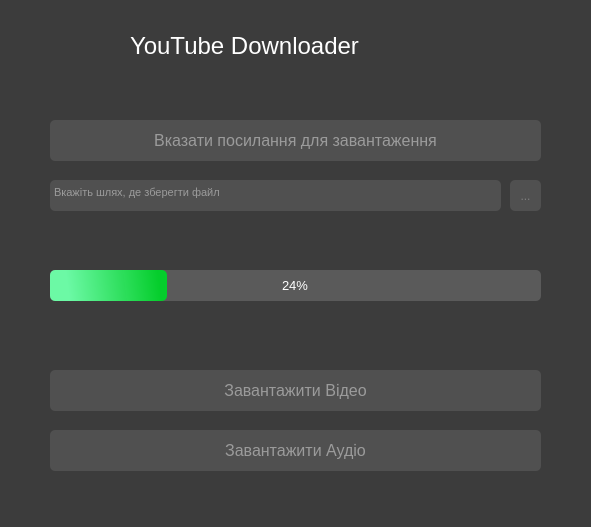
Before: the Qt Designer form youtube.ui in EugeneOregon/YTDownloader, drawn with Qt 5.
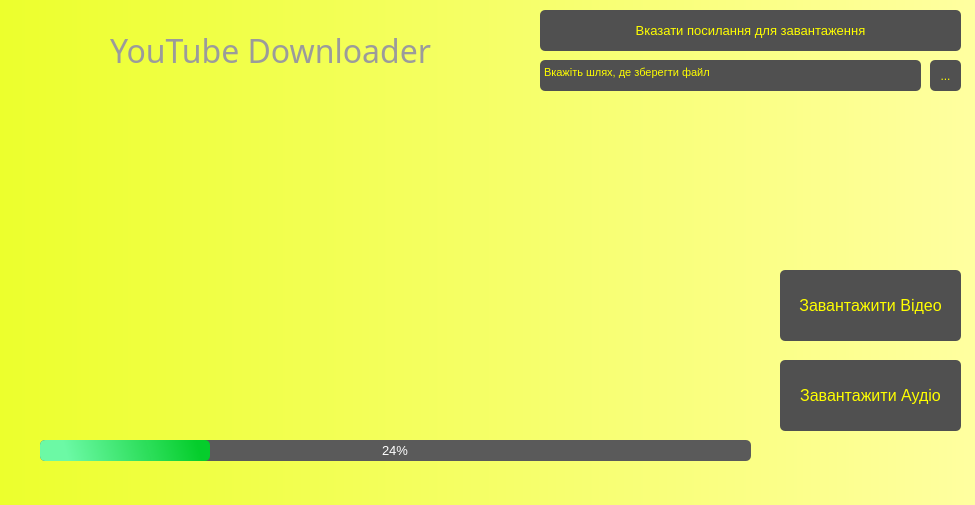
After: the same form once the commit is applied. Icons and pictures are not drawn.

```diff
--- a/youtube.ui
+++ b/youtube.ui
@@ -6,8 +6,8 @@
    <rect>
     <x>0</x>
     <y>0</y>
-    <width>591</width>
-    <height>527</height>
+    <width>975</width>
+    <height>505</height>
    </rect>
   </property>
   <property name="font">
@@ -29,7 +29,7 @@
    <bool>false</bool>
   </property>
   <property name="styleSheet">
-   <string notr="true">background-color: rgb(60, 60, 60);
+   <string notr="true">background-color: qlineargradient(spread:pad, x1:0, y1:0, x2:1, y2:0, stop:0 rgba(236, 255, 45, 255), stop:1 rgba(255, 255, 160, 255));
 color:  rgb(155, 155, 155);
 border-radius: 5%;
 font: 12pt &quot;MS Shell Dlg 2&quot;;</string>
@@ -41,8 +41,8 @@
    <widget class="QToolButton" name="placeHolderChoice">
     <property name="geometry">
      <rect>
-      <x>510</x>
-      <y>180</y>
+      <x>930</x>
+      <y>60</y>
       <width>31</width>
       <height>31</height>
      </rect>
@@ -53,7 +53,7 @@
     <property name="styleSheet">
      <string notr="true">QToolButton {
 	background-color: rgb(80, 80, 80);
-	color:  rgb(125, 125, 125);
+	color:  rgb(255, 255, 0);
 	border-radius: 5%;
 }
 
@@ -71,10 +71,10 @@
    <widget class="QPushButton" name="downloadAudio">
     <property name="geometry">
      <rect>
-      <x>50</x>
-      <y>430</y>
-      <width>491</width>
-      <height>41</height>
+      <x>780</x>
+      <y>360</y>
+      <width>181</width>
+      <height>71</height>
      </rect>
     </property>
     <property name="font">
@@ -93,7 +93,7 @@
      <string notr="true">QPushButton {
 	background-color: rgb(80, 80, 80);
 	font: 75 12pt &quot;MS Shell Dlg 2&quot;;
-	color:  rgb(155, 155, 155);
+	color:  rgb(255, 255, 0);
 	border-radius: 5%;
 }
 
@@ -115,10 +115,10 @@
     </property>
     <property name="geometry">
      <rect>
-      <x>50</x>
-      <y>370</y>
-      <width>491</width>
-      <height>41</height>
+      <x>780</x>
+      <y>270</y>
+      <width>181</width>
+      <height>71</height>
      </rect>
     </property>
     <property name="font">
@@ -140,7 +140,7 @@
      <string notr="true">QPushButton {
 	background-color: rgb(80, 80, 80);
 	font: 75 12pt &quot;MS Shell Dlg 2&quot;;
-	color:  rgb(155, 155, 155);
+	color:  rgb(255, 255, 0);
 	border-radius: 5%;
 }
 
@@ -159,18 +159,19 @@
    <widget class="QTextBrowser" name="placeHolder">
     <property name="geometry">
      <rect>
-      <x>50</x>
-      <y>180</y>
-      <width>451</width>
+      <x>540</x>
+      <y>60</y>
+      <width>381</width>
       <height>31</height>
      </rect>
     </property>
     <property name="styleSheet">
      <string notr="true">QTextBrowser {
 	background-color: rgb(80, 80, 80);
-	color:  rgb(155, 155, 155);
+	color:  rgb(255, 255, 0);
 	border-radius: 5%;
-	font: 10pt &quot;MS Shell Dlg 2&quot;;
+	font: 8pt &quot;MS Shell Dlg 2&quot;;
+	text-align: center;
 	padding-top: 2px;
 }
 
@@ -180,8 +181,8 @@
      <string>&lt;!DOCTYPE HTML PUBLIC &quot;-//W3C//DTD HTML 4.0//EN&quot; &quot;http://www.w3.org/TR/REC-html40/strict.dtd&quot;&gt;
 &lt;html&gt;&lt;head&gt;&lt;meta name=&quot;qrichtext&quot; content=&quot;1&quot; /&gt;&lt;style type=&quot;text/css&quot;&gt;
 p, li { white-space: pre-wrap; }
-&lt;/style&gt;&lt;/head&gt;&lt;body style=&quot; font-family:'MS Shell Dlg 2'; font-size:10pt; font-weight:400; font-style:normal;&quot;&gt;
-&lt;p style=&quot; margin-top:0px; margin-bottom:0px; margin-left:0px; margin-right:0px; -qt-block-indent:0; text-indent:0px;&quot;&gt;&lt;span style=&quot; font-size:8pt;&quot;&gt;Вкажіть шлях, де зберегти файл&lt;/span&gt;&lt;/p&gt;&lt;/body&gt;&lt;/html&gt;</string>
+&lt;/style&gt;&lt;/head&gt;&lt;body style=&quot; font-family:'MS Shell Dlg 2'; font-size:8pt; font-weight:400; font-style:normal;&quot;&gt;
+&lt;p style=&quot; margin-top:0px; margin-bottom:0px; margin-left:0px; margin-right:0px; -qt-block-indent:0; text-indent:0px;&quot;&gt;Вкажіть шлях, де зберегти файл&lt;/p&gt;&lt;/body&gt;&lt;/html&gt;</string>
     </property>
    </widget>
    <widget class="QPushButton" name="linkYouTube">
@@ -190,16 +191,16 @@
     </property>
     <property name="geometry">
      <rect>
-      <x>50</x>
-      <y>120</y>
-      <width>491</width>
+      <x>540</x>
+      <y>10</y>
+      <width>421</width>
       <height>41</height>
      </rect>
     </property>
     <property name="font">
      <font>
       <family>MS Shell Dlg 2</family>
-      <pointsize>12</pointsize>
+      <pointsize>10</pointsize>
       <weight>9</weight>
       <italic>false</italic>
       <bold>false</bold>
@@ -214,8 +215,8 @@
     <property name="styleSheet">
      <string notr="true">QPushButton {
 	background-color: rgb(80, 80, 80);
-	font: 75 12pt &quot;MS Shell Dlg 2&quot;;
-	color:  rgb(155, 155, 155);
+	font: 75 10pt &quot;MS Shell Dlg 2&quot;;
+	color: rgb(255, 255, 0);
 	border-radius: 5%;
 }
 
@@ -234,55 +235,29 @@
    <widget class="QLabel" name="labelLogo">
     <property name="geometry">
      <rect>
-      <x>50</x>
-      <y>20</y>
-      <width>71</width>
-      <height>51</height>
+      <x>30</x>
+      <y>10</y>
+      <width>81</width>
+      <height>81</height>
      </rect>
     </property>
+    <property name="styleSheet">
+     <string notr="true">background-color: qlineargradient(spread:pad, x1:0, y1:0, x2:1, y2:0, stop:0 rgba(0, 0, 0, 0), stop:1 rgba(255, 255, 255, 0));</string>
+    </property>
     <property name="text">
      <string/>
     </property>
     <property name="pixmap">
-     <pixmap>YTDlogo.png</pixmap>
-    </property>
-   </widget>
-   <widget class="QLabel" name="labelText">
-    <property name="geometry">
-     <rect>
-      <x>130</x>
-      <y>20</y>
-      <width>411</width>
-      <height>51</height>
-     </rect>
-    </property>
-    <property name="font">
-     <font>
-      <family>MS Shell Dlg 2</family>
-      <pointsize>18</pointsize>
-      <weight>9</weight>
-      <italic>false</italic>
-      <bold>false</bold>
-     </font>
-    </property>
-    <property name="styleSheet">
-     <string notr="true">QLabel {
-	font: 75 18pt &quot;MS Shell Dlg 2&quot;;
-	color: rgb(255, 255, 255);
-}
-</string>
-    </property>
-    <property name="text">
-     <string>YouTube Downloader</string>
+     <pixmap>../../../Downloads/ytlogo2.png</pixmap>
     </property>
    </widget>
    <widget class="QProgressBar" name="progressBar">
     <property name="geometry">
      <rect>
-      <x>50</x>
-      <y>270</y>
-      <width>491</width>
-      <height>31</height>
+      <x>40</x>
+      <y>440</y>
+      <width>711</width>
+      <height>21</height>
      </rect>
     </property>
     <property name="font">
@@ -340,19 +315,75 @@
    <widget class="QLineEdit" name="lineEdit">
     <property name="geometry">
      <rect>
-      <x>50</x>
-      <y>310</y>
-      <width>491</width>
-      <height>16</height>
+      <x>40</x>
+      <y>460</y>
+      <width>711</width>
+      <height>20</height>
      </rect>
     </property>
     <property name="styleSheet">
-     <string notr="true">font: 75 10pt &quot;MS Shell Dlg 2&quot;;</string>
+     <string notr="true">font: 75 10pt &quot;MS Shell Dlg 2&quot;;
+background-color: qlineargradient(spread:pad, x1:0, y1:0, x2:1, y2:0, stop:0 rgba(0, 0, 0, 0), stop:1 rgba(255, 255, 255, 0));</string>
     </property>
     <property name="text">
      <string/>
     </property>
    </widget>
+   <widget class="QLabel" name="label">
+    <property name="geometry">
+     <rect>
+      <x>20</x>
+      <y>120</y>
+      <width>731</width>
+      <height>321</height>
+     </rect>
+    </property>
+    <property name="styleSheet">
+     <string notr="true">background-color: qlineargradient(spread:pad, x1:0, y1:0, x2:1, y2:0, stop:0 rgba(0, 0, 0, 0), stop:1 rgba(255, 255, 255, 0));</string>
+    </property>
+    <property name="text">
+     <string/>
+    </property>
+    <property name="pixmap">
+     <pixmap>../../../Downloads/boombox3-removebg-preview.png</pixmap>
+    </property>
+   </widget>
+   <widget class="QLabel" name="label_2">
+    <property name="geometry">
+     <rect>
+      <x>110</x>
+      <y>20</y>
+      <width>351</width>
+      <height>61</height>
+     </rect>
+    </property>
+    <property name="font">
+     <font>
+      <family>Ink Free</family>
+      <pointsize>24</pointsize>
+      <weight>50</weight>
+      <italic>false</italic>
+      <bold>false</bold>
+     </font>
+    </property>
+    <property name="styleSheet">
+     <string notr="true">background-color: qlineargradient(spread:pad, x1:0, y1:0, x2:1, y2:0, stop:0 rgba(0, 0, 0, 0), stop:1 rgba(255, 255, 255, 0));
+font: 24pt &quot;Ink Free&quot;;</string>
+    </property>
+    <property name="text">
+     <string>YouTube Downloader</string>
+    </property>
+   </widget>
+   <zorder>label</zorder>
+   <zorder>placeHolderChoice</zorder>
+   <zorder>downloadAudio</zorder>
+   <zorder>downloadVideo</zorder>
+   <zorder>placeHolder</zorder>
+   <zorder>linkYouTube</zorder>
+   <zorder>labelLogo</zorder>
+   <zorder>progressBar</zorder>
+   <zorder>lineEdit</zorder>
+   <zorder>label_2</zorder>
   </widget>
  </widget>
  <resources/>
```
Left out of the diff: 2 changed lines with no effect on the pictures.
